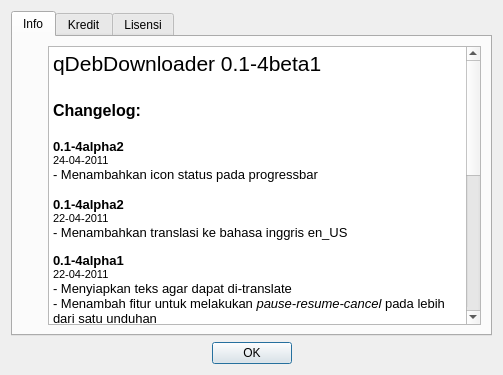
Above: aboutdialog.ui from saa7go/qDebDownloader before the change. Below: the same form after it.
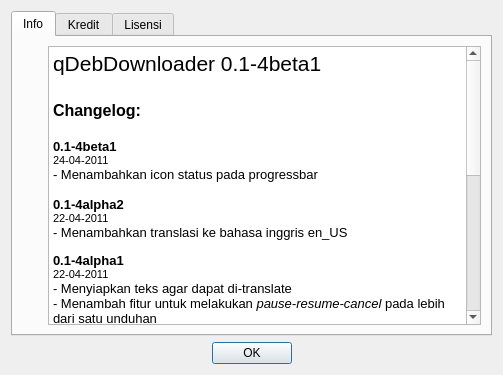
That is the form after the change. Icons and pictures are not drawn.

The edit to the form file:
```diff
--- a/aboutdialog.ui
+++ b/aboutdialog.ui
@@ -70,7 +70,7 @@
 &lt;p style=&quot;-qt-paragraph-type:empty; margin-top:0px; margin-bottom:0px; margin-left:0px; margin-right:0px; -qt-block-indent:0; text-indent:0px; font-size:16pt;&quot;&gt;&lt;/p&gt;
 &lt;p style=&quot; margin-top:0px; margin-bottom:0px; margin-left:0px; margin-right:0px; -qt-block-indent:0; text-indent:0px;&quot;&gt;&lt;span style=&quot; font-size:12pt; font-weight:600;&quot;&gt;Changelog:&lt;/span&gt;&lt;/p&gt;
 &lt;p style=&quot;-qt-paragraph-type:empty; margin-top:0px; margin-bottom:0px; margin-left:0px; margin-right:0px; -qt-block-indent:0; text-indent:0px; font-size:12pt; font-weight:600;&quot;&gt;&lt;/p&gt;
-&lt;p style=&quot; margin-top:0px; margin-bottom:0px; margin-left:0px; margin-right:0px; -qt-block-indent:0; text-indent:0px;&quot;&gt;&lt;span style=&quot; font-size:10pt; font-weight:600;&quot;&gt;0.1-4alpha2&lt;/span&gt;&lt;/p&gt;
+&lt;p style=&quot; margin-top:0px; margin-bottom:0px; margin-left:0px; margin-right:0px; -qt-block-indent:0; text-indent:0px;&quot;&gt;&lt;span style=&quot; font-size:10pt; font-weight:600;&quot;&gt;0.1-4beta1&lt;/span&gt;&lt;/p&gt;
 &lt;p style=&quot; margin-top:0px; margin-bottom:0px; margin-left:0px; margin-right:0px; -qt-block-indent:0; text-indent:0px;&quot;&gt;&lt;span style=&quot; font-size:8pt;&quot;&gt;24-04-2011&lt;/span&gt;&lt;/p&gt;
 &lt;p style=&quot; margin-top:0px; margin-bottom:0px; margin-left:0px; margin-right:0px; -qt-block-indent:0; text-indent:0px;&quot;&gt;&lt;span style=&quot; font-size:10pt;&quot;&gt;- Menambahkan icon status pada progressbar&lt;/span&gt;&lt;/p&gt;
 &lt;p style=&quot;-qt-paragraph-type:empty; margin-top:0px; margin-bottom:0px; margin-left:0px; margin-right:0px; -qt-block-indent:0; text-indent:0px; font-size:10pt;&quot;&gt;&lt;/p&gt;
```
